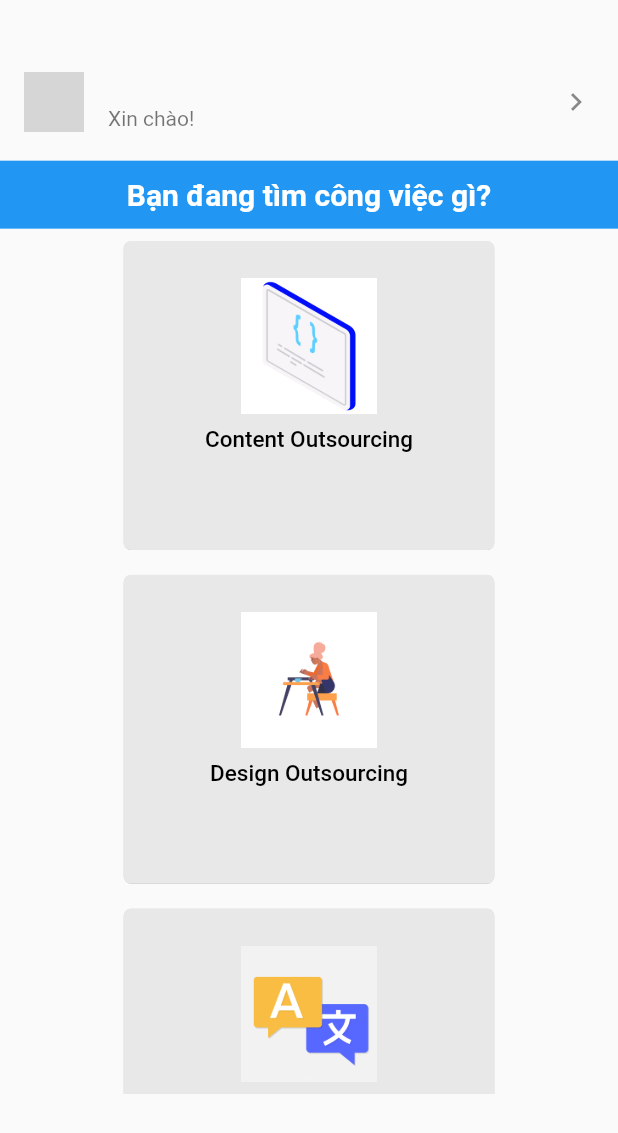
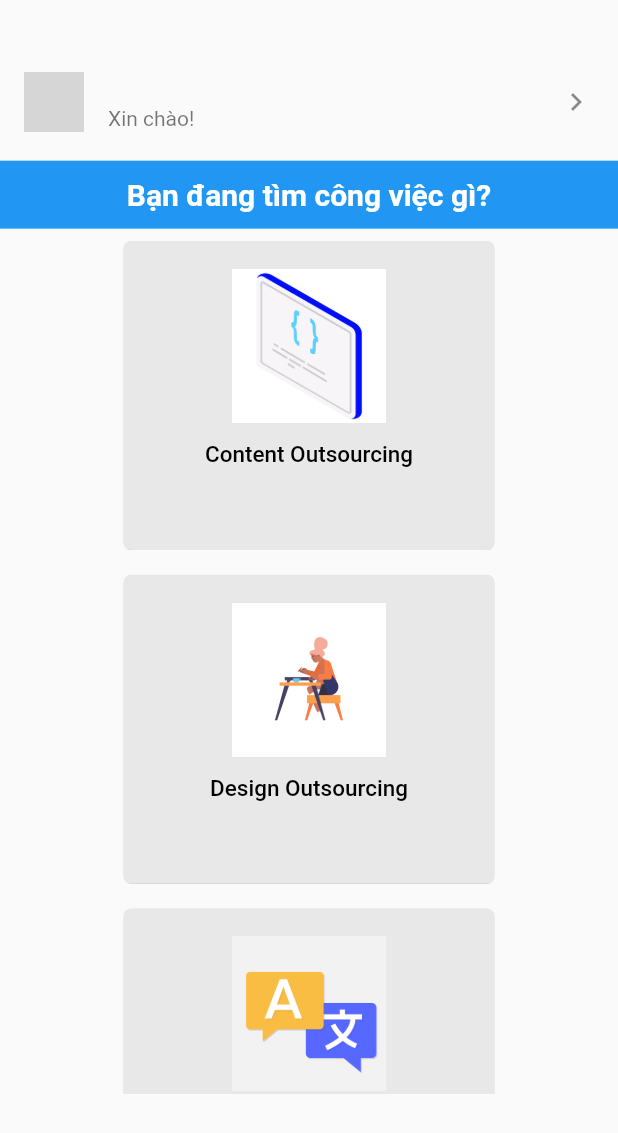
Before and after one commit to TsunMoon/SWD_FLUTTER, a Flutter app: the PostTypeScreen screen opened directly, on a phone screen of 412 x 824 dp. Shown: the top 1133 px of the screen. Run offline on Flutter 3.47's test engine with Material 2 defaults, Android fonts, the phone set to English and light mode, and no system bars; our stand-ins replace firebase_auth, flutter_svg, google_sign_in; accounts and stored records are empty; network calls fail; grey boxes are pictures that could not be loaded.

Commit message:
update login ui

```diff
--- a/lib/LoginPage/components/body.dart
+++ b/lib/LoginPage/components/body.dart
@@ -16,14 +16,15 @@ final GoogleSignIn googleSignInTest = GoogleSignIn();
 FirebaseUser user;
 
 UserLogin userLogin;
+String resultLogin ;
 
+ class Body extends StatefulWidget {
+   @override
+   _BodyState createState() => _BodyState();
+ }
 
-class Body extends StatelessWidget {
-
-  const Body({
-    Key key,
-  }) : super(key: key);
-
+ class _BodyState extends State<Body> {
+   String message = null;
    Future<String> postLoginUser() async{
      http.Response response = await http.post(
          Uri.encodeFull(POST_LOGIN_USER),
@@ -35,20 +36,24 @@ Future<String> postLoginUser() async{
          })
      );
 
+     print(response.statusCode);
      if(response.statusCode == 200){
        var data =  jsonDecode(utf8.decode(response.bodyBytes));
        userLogin = new UserLogin(username: data["username"], displayName: data["fullname"], photoUrl: data["avatar"],
            amount: data["amount"], rating: data["rating"]
        );
        print(userLogin.amount);
-  return "Success";
+       resultLogin =  "Success";
+
+     }else
+     if(response.statusCode == 404){
+       resultLogin = "Banned";
      }else{
-  return "Not Success";
+       resultLogin = "Not Success";
      }
 
+     print(resultLogin);
    }
-
-
    @override
    Widget build(BuildContext context) {
      Size size = MediaQuery.of(context).size;
@@ -80,19 +85,25 @@ Future<String> postLoginUser() async{
                text: 'Đăng nhập bằng Email',
                press: () async {
                  await  signInWithGoogleTest();
-              await postLoginUser();
-
+                 if(resultLogin.compareTo("Banned") == 0){
+                   message = "Your account is banned. Please contact admin";
+                 }else{
+                   message = "";
                    Navigator.push(context, MaterialPageRoute(builder: (context) {
                      return MainScreen(userLogin: userLogin == null ? new UserLogin(username: user.email,
                          displayName: user.displayName,
                          photoUrl: user.photoUrl
                      ) : userLogin );
                    }));
+                 }
                },
                color: kPrimaryColor,
              ),
              SizedBox(
                height: size.height * 0.04,
+               child: Container(
+                 child: message != null ? Text(message): Text(""),
+               ),
              ),
 
            ],
@@ -100,7 +111,6 @@ Future<String> postLoginUser() async{
        ),
      );
    }
-
 
  }
 
--- a/lib/components/posting_type.dart
+++ b/lib/components/posting_type.dart
@@ -35,12 +35,13 @@ class PostingType extends StatelessWidget {
                   ),
                   Container(
                       height: size.height * 0.13,
-                      alignment: Alignment.center,
+                      width: size.width * 0.25,
                       child: Image.asset(
                         icon,
-                        width: size.width * 0.22,
                       )),
-                  Container(
+                  Padding(
+                    padding: const EdgeInsets.only(top: 10),
+                    child: Container(
                       height: size.height * 0.08,
                       padding: EdgeInsets.symmetric(horizontal: 15, vertical: 0),
                       alignment: Alignment.topCenter,
@@ -48,6 +49,7 @@ class PostingType extends StatelessWidget {
                         title,
                         style: TextStyle(color: Colors.black, fontSize: 15),
                         textAlign: TextAlign.center,
+                      ),
                     ),
                   )
                 ],
```
Lines whose indentation alone changed are shown as unchanged.
